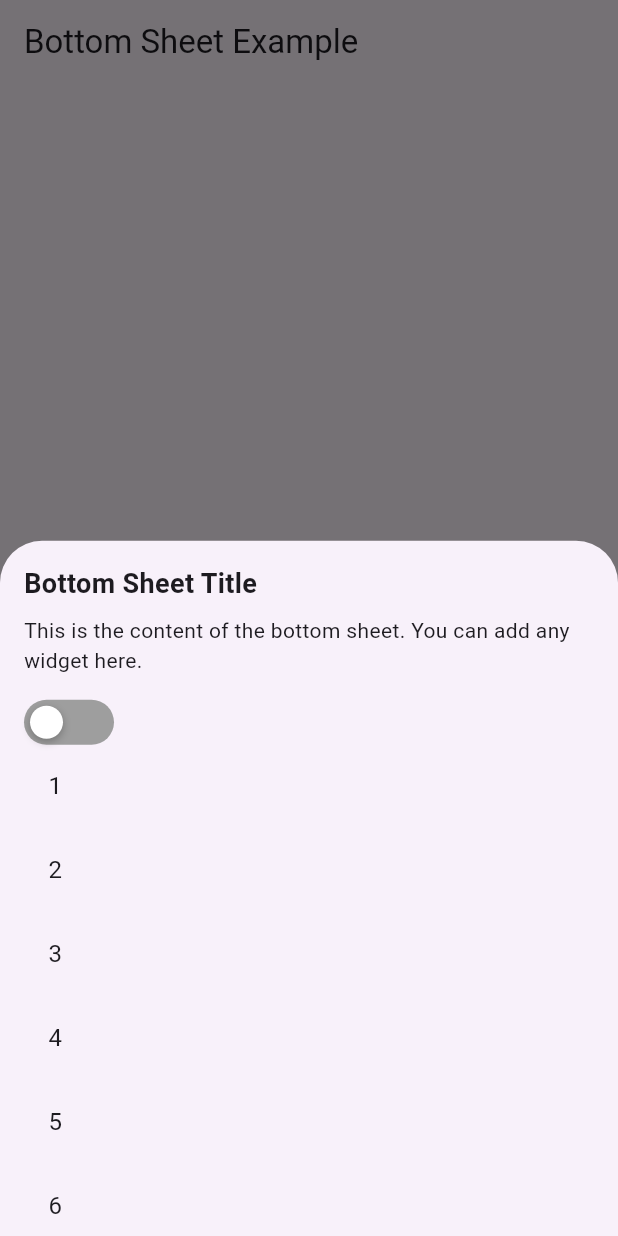
After one commit to Sangramdeve/flutter_mvvm, a Flutter app: the BottomSheetExample screen opened directly, after a tap on "Show Bottom Sheet", on a phone screen of 412 x 824 dp. The commit adds this screen. Run offline on Flutter 3.47's test engine with Material 3 defaults, Android fonts, the phone set to English and light mode, and no system bars; our stand-ins replace get.

```diff
--- a/lib/main.dart
+++ b/lib/main.dart
@@ -1,6 +1,7 @@
 import 'package:flutter/material.dart';
 import 'package:mvvm/core/routing/app_router.dart';
 import 'package:mvvm/core/routing/app_routes.dart';
+import 'package:mvvm/temp/bootom.dart';
 
 GlobalKey<ScaffoldMessengerState> globalMessengerKey =
     GlobalKey<ScaffoldMessengerState>();
@@ -22,10 +23,11 @@ class MyApp extends StatelessWidget {
         colorScheme: ColorScheme.fromSeed(seedColor: Colors.deepPurple),
         useMaterial3: true,
       ),
-     initialRoute: RoutesName.loginScreen,
-      onGenerateRoute: Routes.generateRoute,
-      navigatorKey: navigatorKey,
-      scaffoldMessengerKey: globalMessengerKey,
+     // initialRoute: RoutesName.loginScreen,
+     //  onGenerateRoute: Routes.generateRoute,
+     //  navigatorKey: navigatorKey,
+     //  scaffoldMessengerKey: globalMessengerKey,
+      home: const BottomSheetExample(),
     );
   }
 }
--- /dev/null
+++ b/lib/temp/bootom.dart
@@ -0,0 +1,102 @@
+import 'dart:developer';
+
+import 'package:flutter/material.dart';
+import 'package:get/get.dart';
+import 'package:mvvm/temp/switch.dart';
+import 'controller.dart';
+
+Future<void> showBottomSheewt(BuildContext context, {required Widget widget}) {
+  return showModalBottomSheet(
+    context: context,
+    builder: (BuildContext context) {
+      return widget;
+    },
+  );
+}
+
+class BottomSheetExample extends StatefulWidget {
+  const BottomSheetExample({super.key});
+
+  @override
+  State<BottomSheetExample> createState() => _BottomSheetExampleState();
+}
+
+class _BottomSheetExampleState extends State<BottomSheetExample> {
+  final ListController listController = Get.put(ListController());
+
+  @override
+  void initState() {
+    super.initState();
+    listController.filterList(false);
+  }
+
+  @override
+  Widget build(BuildContext context) {
+    return Scaffold(
+      appBar: AppBar(
+        title: const Text('Bottom Sheet Example'),
+      ),
+      body: Center(
+        child: ElevatedButton(
+          onPressed: () => showBottomSheewt(
+            context,
+            widget: layout(),
+          ),
+          child: const Text('Show Bottom Sheet'),
+        ),
+      ),
+    );
+  }
+
+  Widget layout() {
+    bool localSwitchValue = false;
+
+    return StatefulBuilder(
+      builder: (context, setState) {
+        return SingleChildScrollView(
+          child: Container(
+            padding: const EdgeInsets.all(16.0),
+            child: Column(
+              crossAxisAlignment: CrossAxisAlignment.start,
+              children: [
+                const Text(
+                  'Bottom Sheet Title',
+                  style: TextStyle(fontSize: 18, fontWeight: FontWeight.bold),
+                ),
+                const SizedBox(height: 8),
+                const Text(
+                  'This is the content of the bottom sheet. You can add any widget here.',
+                ),
+                const SizedBox(height: 16),
+                CustomSwitch(
+                  value: localSwitchValue,
+                  onChanged: (value) {
+                    setState(() {
+                      localSwitchValue = value; // Update local state.
+                    });
+                    listController.filterList(value); // Update the controller.
+                  },
+                ),
+                Obx(() {
+                  final filteredList = listController.filteredList;
+                  return ListView.builder(
+                    physics: const NeverScrollableScrollPhysics(),
+                    shrinkWrap: true,
+                    itemCount: filteredList.length,
+                    itemBuilder: (context, index) {
+                      final data = filteredList[index];
+                      return ListTile(
+                        title: Text('$data'),
+                      );
+                    },
+                  );
+                }),
+              ],
+            ),
+          ),
+        );
+      },
+    );
+  }
+
+}
--- /dev/null
+++ b/lib/temp/controller.dart
@@ -0,0 +1,12 @@
+import 'package:get/get.dart';
+
+class ListController extends GetxController {
+  final List<int> first = [1, 2, 3, 4, 5, 6, 7, 8, 9, 0];
+  final List<int> second = [1, 2, 3, 4, 5,6];
+
+  final RxList<int> filteredList = <int>[].obs;
+
+  void filterList(bool value) {
+    filteredList.value = value ? first : second;
+  }
+}
--- /dev/null
+++ b/lib/temp/switch.dart
@@ -0,0 +1,50 @@
+import 'package:flutter/material.dart';
+
+class CustomSwitch extends StatelessWidget {
+  final bool value;
+  final ValueChanged<bool> onChanged;
+
+  const CustomSwitch({
+    Key? key,
+    required this.value,
+    required this.onChanged,
+  }) : super(key: key);
+
+  @override
+  Widget build(BuildContext context) {
+    return GestureDetector(
+      onTap: () {
+        onChanged(!value);
+      },
+      child: AnimatedContainer(
+        duration: Duration(milliseconds: 300),
+        width: 60,
+        height: 30,
+        padding: EdgeInsets.all(4),
+        decoration: BoxDecoration(
+          borderRadius: BorderRadius.circular(20),
+          color: value ? Colors.green : Colors.grey,
+        ),
+        child: AnimatedAlign(
+          duration: Duration(milliseconds: 300),
+          alignment: value ? Alignment.centerRight : Alignment.centerLeft,
+          child: Container(
+            width: 22,
+            height: 22,
+            decoration: BoxDecoration(
+              shape: BoxShape.circle,
+              color: Colors.white,
+              boxShadow: [
+                BoxShadow(
+                  color: Colors.black26,
+                  blurRadius: 4,
+                  offset: Offset(0, 2),
+                ),
+              ],
+            ),
+          ),
+        ),
+      ),
+    );
+  }
+}
--- a/lib/view-model/auth_controller.dart
+++ b/lib/view-model/auth/auth_api.dart
@@ -1,17 +1,17 @@
 import 'package:get/get.dart';
-import 'package:mvvm/core/api/api_services.dart';
-import 'package:mvvm/core/constants/api_urls.dart';
-import 'package:mvvm/core/api/api_state.dart';
 
-class AuthController extends GetxController {
-  // Observables for state
-  final isLoading = false.obs;
-  final authResponse = Rx<ApiState?>(null);
-  final errorMessage = ''.obs;
+import '../../core/api/api_services.dart';
+import '../../core/api/api_state.dart';
+import '../../core/constants/api_urls.dart';
 
+mixin AuthApi on GetxController {
   final ApiServices apiServices = ApiServices();
 
   Future<void> signUpWithCred({required Map<String, dynamic> data}) async {
+    final isLoading = false.obs;
+    final authResponse = Rx<ApiState?>(null);
+    final errorMessage = ''.obs;
+
     isLoading(true);
     try {
       final response = await apiServices.postRequest(ApiUrls.signUp, data);
@@ -30,8 +30,11 @@ class AuthController extends GetxController {
     }
   }
 
-  // Login Method
   Future<void> loginWithCred({required Map<String, dynamic> data}) async {
+    final isLoading = false.obs;
+    final authResponse = Rx<ApiState?>(null);
+    final errorMessage = ''.obs;
+
     isLoading(true);  // Set loading state to true
     try {
       final response = await apiServices.postRequest(ApiUrls.login, data);
@@ -50,4 +53,5 @@ class AuthController extends GetxController {
       isLoading(false);
     }
   }
+
 }
--- /dev/null
+++ b/lib/view-model/auth/auth_controller.dart
@@ -0,0 +1,11 @@
+import 'package:get/get.dart';
+import 'package:mvvm/view-model/auth/auth_api.dart';
+
+import '../../core/api/api_state.dart';
+import 'auth_validation.dart';
+
+class AuthController extends GetxController with AuthApi,AuthValidation{
+  final isLoading = false.obs;
+  final authResponse = Rx<ApiState?>(null);
+  final errorMessage = ''.obs;
+}
--- /dev/null
+++ b/lib/view-model/auth/auth_validation.dart
@@ -0,0 +1,17 @@
+import 'package:get/get.dart';
+
+mixin AuthValidation on GetxController {
+  final password = ''.obs;
+  final passwordError = ''.obs;
+
+  void validatePassword(String value) {
+    password(value); // Update the password
+    if (value.isEmpty) {
+      passwordError('Password cannot be empty');
+    } else if (value.length < 6) {
+      passwordError('Password must be at least 6 characters long');
+    } else {
+      passwordError(''); // Clear error if valid
+    }
+  }
+}
--- a/lib/view/auth/login/login.dart
+++ b/lib/view/auth/login/login.dart
@@ -1,8 +1,8 @@
 import 'package:flutter/material.dart';
 import 'package:get/get.dart';
-import 'package:mvvm/view-model/auth_controller.dart';
 
 import '../../../core/routing/app_router.dart';
+import '../../../view-model/auth/auth_controller.dart';
 import '../../widgets/text_field.dart';
 
 class Login extends StatefulWidget {
```
